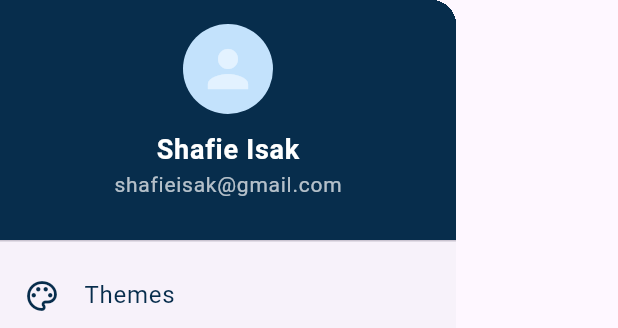
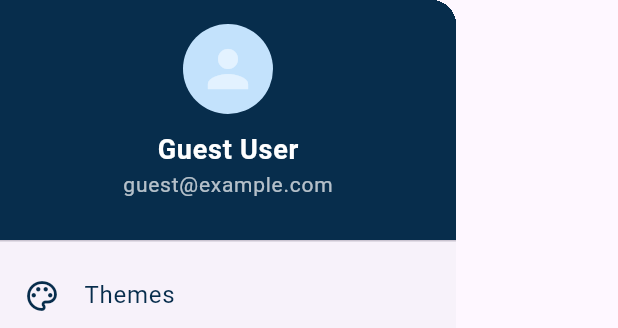
Before and after one commit to shafie-isak/Al-Taqwa, a Flutter app: the MyDrawer widget shown alone on an empty page, opened directly, on a phone screen of 412 x 824 dp. Shown: the top 328 px of the screen. Run offline on Flutter 3.47's test engine with Material 3 defaults, Android fonts, the phone set to English and light mode, and no system bars; our stand-ins replace flutter_local_notifications, get, google_nav_bar, location, skeletonizer, solar_icons and 1 more; missing offline and left inert: flutter_islamic_icons.

Commit message:
add validation and user logout

```diff
--- a/lib/Screens/home/drawer.dart
+++ b/lib/Screens/home/drawer.dart
@@ -1,10 +1,13 @@
 import 'package:al_taqwa/Screens/auth/signin.dart';
 import 'package:al_taqwa/colors.dart';
+import 'package:al_taqwa/controllers/UsersController.dart';
 import 'package:flutter/material.dart';
 import 'package:get/get.dart';
 
 class MyDrawer extends StatelessWidget {
-  const MyDrawer({super.key});
+  MyDrawer({super.key});
+
+  final UsersController controller = Get.put(UsersController());
 
   @override
   Widget build(BuildContext context) {
@@ -27,14 +30,14 @@ class MyDrawer extends StatelessWidget {
   child: Column(
     crossAxisAlignment: CrossAxisAlignment.stretch,
     children: [
-          const DrawerHeader(
-            decoration: BoxDecoration(
+      DrawerHeader(
+        decoration: const BoxDecoration(
           color: AppColors.primaryColor,
         ),
         child: Column(
           crossAxisAlignment: CrossAxisAlignment.center,
           children: [
-                CircleAvatar(
+            const CircleAvatar(
               radius: 30,
               backgroundColor: AppColors.lightBlue,
               child: Icon(
@@ -43,22 +46,24 @@ class MyDrawer extends StatelessWidget {
                 color: AppColors.whiteSmoke,
               ),
             ),
-                SizedBox(height: 10),
-                Text(
-                  'Shafie Isak',
-                  style: TextStyle(
+            const SizedBox(height: 10),
+
+            Obx(() => Text(
+                  controller.userName.value.isNotEmpty ? controller.userName.value : 'Guest User',
+                  style: const TextStyle(
                     color: Colors.white,
                     fontSize: 18,
                     fontWeight: FontWeight.bold,
                   ),
-                ),
-                Text(
-                  'shafieisak@gmail.com',
-                  style: TextStyle(
+                )),
+
+            Obx(() => Text(
+                  controller.userEmail.value.isNotEmpty ? controller.userEmail.value : 'guest@example.com',
+                  style: const TextStyle(
                     color: Colors.white70,
                     fontSize: 14,
                   ),
-                ),
+                )),
           ],
         ),
       ),
@@ -83,9 +88,7 @@ class MyDrawer extends StatelessWidget {
             buildDrawerItem(
               icon: Icons.feedback_outlined,
               title: 'Feedback',
-                  onTap: () {
-                    // Handle Feedback navigation
-                  },
+              onTap: () {},
             ),
           ],
         ),
@@ -93,9 +96,7 @@ class MyDrawer extends StatelessWidget {
       Padding(
         padding: const EdgeInsets.all(16.0),
         child: ElevatedButton.icon(
-              onPressed: () {
-                Get.to(const LogIn());
-              },
+          onPressed: controller.LogoutUser, // Call the Logout function
           icon: const Icon(Icons.logout),
           label: const Text('Log Out'),
           style: ElevatedButton.styleFrom(
@@ -112,5 +113,6 @@ class MyDrawer extends StatelessWidget {
     ],
   ),
 );
+
   }
 }
--- a/lib/main.dart
+++ b/lib/main.dart
@@ -65,7 +65,7 @@ class _AlTaqwaState extends State<AlTaqwa> {
           )
         ],
       ),
-      drawer: const MyDrawer(),
+      drawer: MyDrawer(),
       body: _screens[_selectedIndex],
       bottomNavigationBar: GNav(
         backgroundColor: const Color.fromARGB(86, 195, 226, 252),
```
Also changed, not shown: lib/Screens/home/home.dart (+13 -10 lines), lib/controllers/UsersController.dart (+124 -15 lines), 3 other files. Lines whose indentation alone changed are shown as unchanged.
